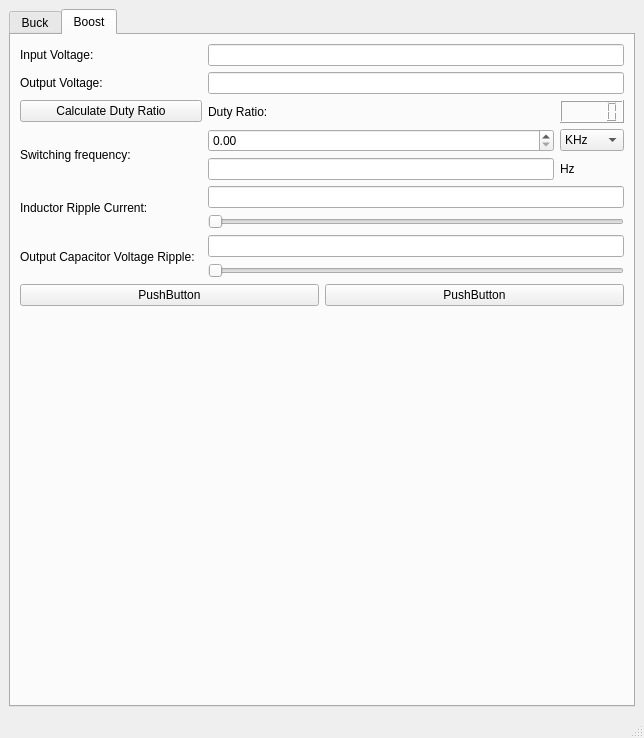
Before: the Qt Designer form project_driver.ui in Cubesat-EPS-Project/project_driver, drawn with Qt 5.
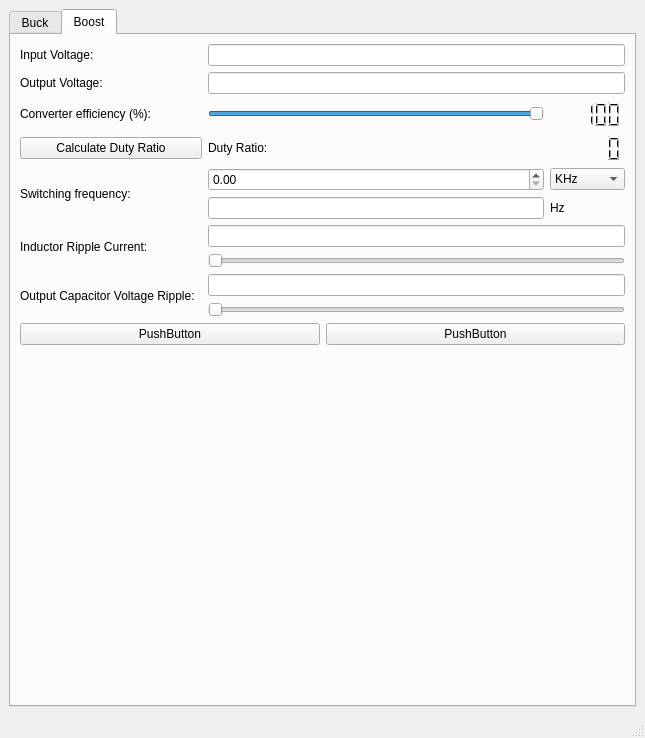
After: the same form once the commit is applied. Icons and pictures are not drawn.

Commit message: complete boost duty calc

Patch:
```diff
--- a/project_driver.ui
+++ b/project_driver.ui
@@ -478,64 +478,63 @@
           <item row="0" column="0" colspan="2">
            <layout class="QGridLayout" name="gridLayout_4">
             <item row="10" column="1" colspan="2">
+             <widget class="QLineEdit" name="boostvripp"/>
+            </item>
+            <item row="11" column="1" colspan="2">
              <widget class="QSlider" name="horizontalSlider_4">
               <property name="orientation">
                <enum>Qt::Horizontal</enum>
               </property>
              </widget>
             </item>
-            <item row="9" column="0" rowspan="2">
+            <item row="1" column="0">
+             <widget class="QLabel" name="label_6">
+              <property name="text">
+               <string>Input Voltage: </string>
+              </property>
+             </widget>
+            </item>
+            <item row="10" column="0" rowspan="2">
              <widget class="QLabel" name="label_9">
               <property name="text">
                <string>Output Capacitor Voltage Ripple:  </string>
               </property>
              </widget>
             </item>
-            <item row="4" column="2" rowspan="2">
-             <widget class="QComboBox" name="boostfreqmul">
-              <item>
-               <property name="text">
-                <string>KHz</string>
-               </property>
-              </item>
-              <item>
-               <property name="text">
-                <string>MHz</string>
-               </property>
-              </item>
+            <item row="4" column="2">
+             <widget class="QLCDNumber" name="boostdutydisp">
+              <property name="minimumSize">
+               <size>
+                <width>0</width>
+                <height>28</height>
+               </size>
+              </property>
+              <property name="frameShape">
+               <enum>QFrame::NoFrame</enum>
+              </property>
              </widget>
             </item>
-            <item row="2" column="1" colspan="2">
-             <widget class="QLineEdit" name="boostvout"/>
-            </item>
-            <item row="7" column="0" rowspan="2">
+            <item row="8" column="0" rowspan="2">
              <widget class="QLabel" name="label_7">
               <property name="text">
                <string>Inductor Ripple Current: </string>
               </property>
              </widget>
             </item>
-            <item row="1" column="0">
-             <widget class="QLabel" name="label_6">
-              <property name="text">
-               <string>Input Voltage: </string>
-              </property>
-             </widget>
-            </item>
-            <item row="6" column="1">
-             <widget class="QLineEdit" name="lineEdit">
-              <property name="readOnly">
-               <bool>true</bool>
-              </property>
-             </widget>
-            </item>
-            <item row="8" column="1" colspan="2">
+            <item row="9" column="1" colspan="2">
              <widget class="QSlider" name="horizontalSlider_3">
               <property name="orientation">
                <enum>Qt::Horizontal</enum>
               </property>
              </widget>
             </item>
+            <item row="5" column="0" rowspan="3">
+             <widget class="QLabel" name="label_10">
+              <property name="text">
+               <string>Switching frequency: </string>
+              </property>
+             </widget>
+            </item>
             <item row="2" column="0">
              <widget class="QLabel" name="label_8">
               <property name="text">
@@ -543,13 +542,7 @@
               </property>
              </widget>
             </item>
-            <item row="9" column="1" colspan="2">
-             <widget class="QLineEdit" name="boostvripp"/>
-            </item>
-            <item row="1" column="1" colspan="2">
-             <widget class="QLineEdit" name="boostvin"/>
-            </item>
-            <item row="4" column="1" rowspan="2">
+            <item row="5" column="1" rowspan="2">
              <widget class="QDoubleSpinBox" name="boostfreq">
               <property name="minimumSize">
                <size>
@@ -559,37 +552,105 @@
               </property>
              </widget>
             </item>
-            <item row="7" column="1" colspan="2">
+            <item row="8" column="1" colspan="2">
              <widget class="QLineEdit" name="boostirpp"/>
             </item>
-            <item row="3" column="0">
+            <item row="1" column="1" colspan="2">
+             <widget class="QLineEdit" name="boostvin"/>
+            </item>
+            <item row="5" column="2" rowspan="2">
+             <widget class="QComboBox" name="boostfreqmul">
+              <item>
+               <property name="text">
+                <string>KHz</string>
+               </property>
+              </item>
+              <item>
+               <property name="text">
+                <string>MHz</string>
+               </property>
+              </item>
+             </widget>
+            </item>
+            <item row="7" column="1">
+             <widget class="QLineEdit" name="boostswfdisp">
+              <property name="readOnly">
+               <bool>true</bool>
+              </property>
+             </widget>
+            </item>
+            <item row="4" column="1">
+             <widget class="QLabel" name="label_18">
+              <property name="text">
+               <string>Duty Ratio:</string>
+              </property>
+             </widget>
+            </item>
+            <item row="2" column="1" colspan="2">
+             <widget class="QLineEdit" name="boostvout"/>
+            </item>
+            <item row="4" column="0">
              <widget class="QPushButton" name="pushButton_7">
               <property name="text">
                <string>Calculate Duty Ratio</string>
               </property>
              </widget>
             </item>
-            <item row="3" column="2">
-             <widget class="QLCDNumber" name="lcdNumber_5"/>
-            </item>
-            <item row="6" column="2">
+            <item row="7" column="2">
              <widget class="QLabel" name="label_27">
               <property name="text">
                <string>Hz</string>
               </property>
              </widget>
             </item>
-            <item row="4" column="0" rowspan="3">
-             <widget class="QLabel" name="label_10">
+            <item row="3" column="0">
+             <widget class="QLabel" name="label_19">
               <property name="text">
-               <string>Switching frequency: </string>
+               <string>Converter efficiency (%):</string>
               </property>
              </widget>
             </item>
             <item row="3" column="1">
-             <widget class="QLabel" name="label_18">
-              <property name="text">
-               <string>Duty Ratio:</string>
+             <widget class="QSlider" name="boosteff">
+              <property name="maximum">
+               <number>1000</number>
+              </property>
+              <property name="value">
+               <number>1000</number>
+              </property>
+              <property name="orientation">
+               <enum>Qt::Horizontal</enum>
+              </property>
+             </widget>
+            </item>
+            <item row="3" column="2">
+             <widget class="QLCDNumber" name="boosteffdisp">
+              <property name="minimumSize">
+               <size>
+                <width>75</width>
+                <height>28</height>
+               </size>
+              </property>
+              <property name="autoFillBackground">
+               <bool>false</bool>
+              </property>
+              <property name="frameShape">
+               <enum>QFrame::NoFrame</enum>
+              </property>
+              <property name="frameShadow">
+               <enum>QFrame::Raised</enum>
+              </property>
+              <property name="lineWidth">
+               <number>0</number>
+              </property>
+              <property name="midLineWidth">
+               <number>0</number>
+              </property>
+              <property name="segmentStyle">
+               <enum>QLCDNumber::Filled</enum>
+              </property>
+              <property name="value" stdset="0">
+               <double>100.000000000000000</double>
               </property>
              </widget>
             </item>
```
The commit also changes 3 other files.
